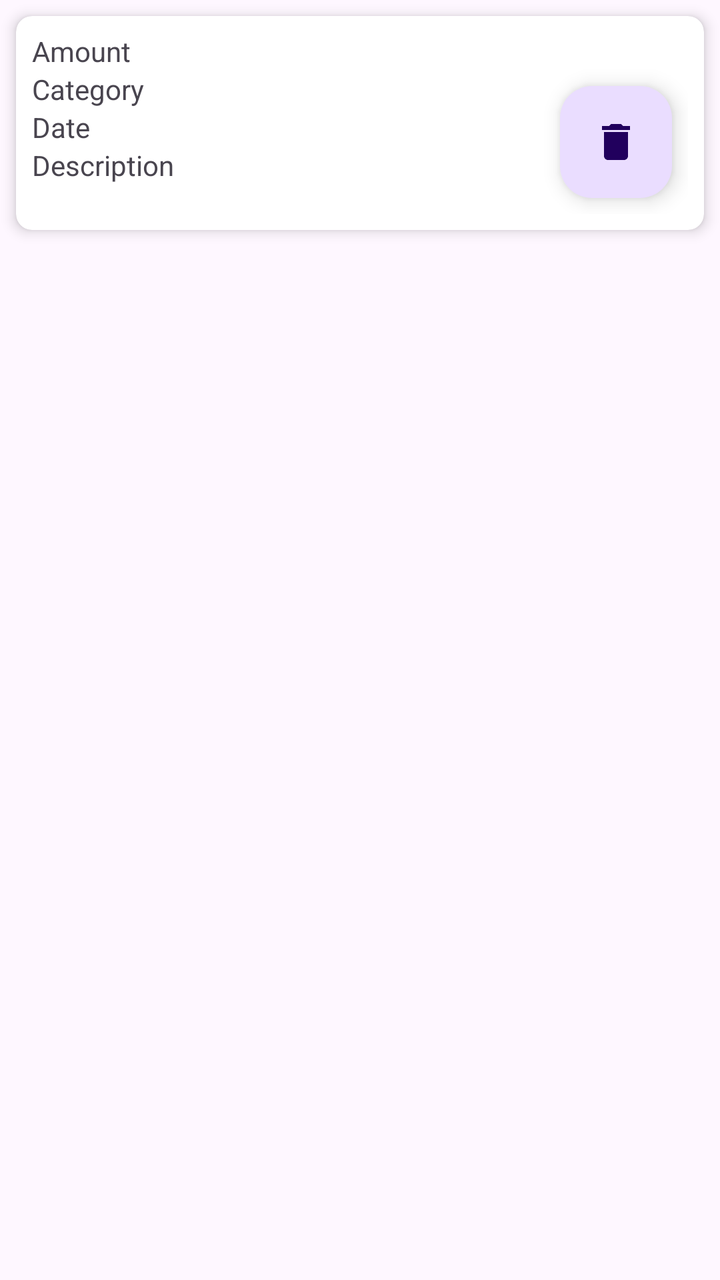
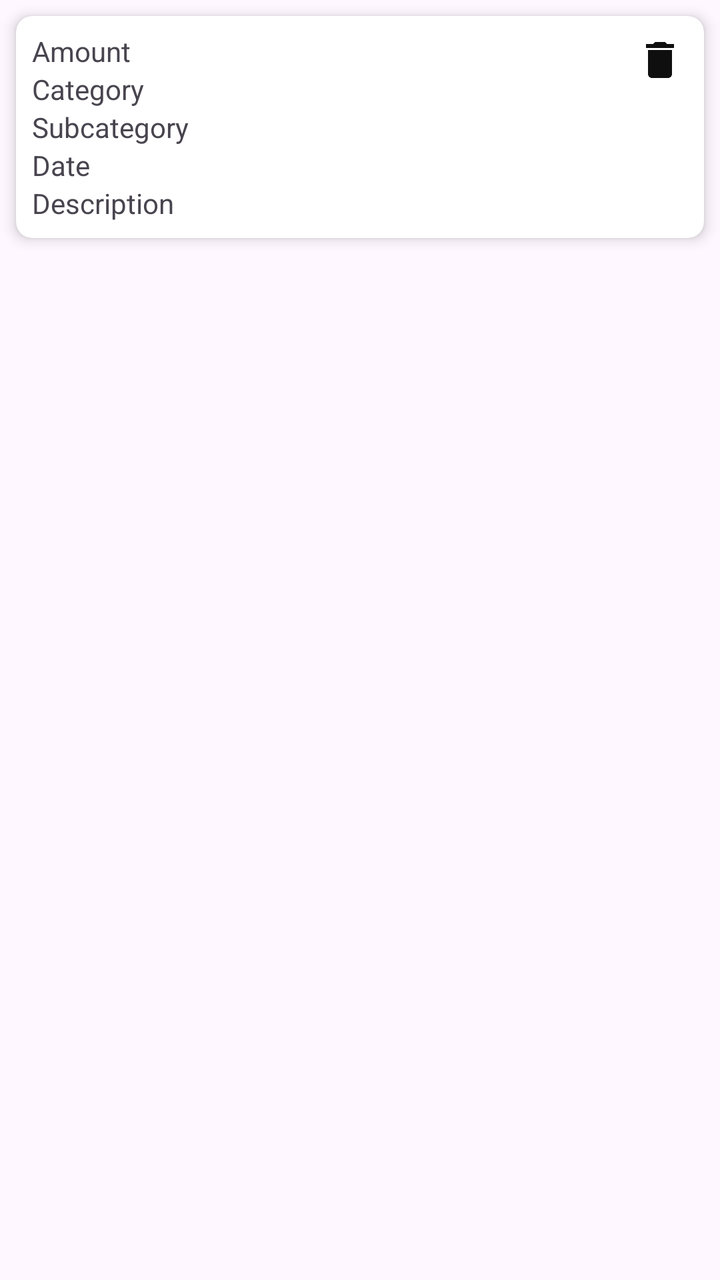

The first picture is an Android layout as it rendered before a commit; the second is the same layout after the commit. The layout source and the unified diff follow.
<!-- AndroidManifest.xml: application theme Theme.FinanceApp -->
<!-- res/layout/item_expense.xml -->
<?xml version="1.0" encoding="utf-8"?>
<androidx.constraintlayout.widget.ConstraintLayout xmlns:android="http://schemas.android.com/apk/res/android"
    xmlns:app="http://schemas.android.com/apk/res-auto"
    android:layout_width="match_parent"
    android:layout_height="wrap_content">

    <androidx.cardview.widget.CardView
        android:id="@+id/cardView"
        android:layout_width="0dp"
        android:layout_height="wrap_content"
        android:layout_margin="8dp"
        app:cardCornerRadius="8dp"
        app:cardElevation="4dp"
        app:layout_constraintEnd_toEndOf="parent"
        app:layout_constraintStart_toStartOf="parent"
        app:layout_constraintTop_toTopOf="parent">

        <androidx.constraintlayout.widget.ConstraintLayout
            android:layout_width="match_parent"
            android:layout_height="wrap_content"
            android:orientation="vertical"
            android:padding="8dp"
            app:layout_constraintTop_toTopOf="parent">

            <TextView
                android:id="@+id/amountTextView"
                android:layout_width="wrap_content"
                android:layout_height="wrap_content"
                android:text="Amount"
                app:layout_constraintLeft_toLeftOf="parent"
                app:layout_constraintTop_toTopOf="parent"

                />

            <TextView
                android:id="@+id/categoryTextView"
                android:layout_width="wrap_content"
                android:layout_height="wrap_content"
                android:text="Category"
                app:layout_constraintLeft_toLeftOf="parent"
                app:layout_constraintTop_toBottomOf="@id/amountTextView" />

            <TextView
                android:id="@+id/dateTextView"
                android:layout_width="wrap_content"
                android:layout_height="wrap_content"
                android:text="Date"
                app:layout_constraintLeft_toLeftOf="parent"
                app:layout_constraintTop_toBottomOf="@id/categoryTextView" />

            <TextView
                android:id="@+id/descriptionTextView"
                android:layout_width="wrap_content"
                android:layout_height="wrap_content"
                android:text="Description"
                app:layout_constraintLeft_toLeftOf="parent"
                app:layout_constraintTop_toBottomOf="@id/dateTextView" />

            <com.google.android.material.floatingactionbutton.FloatingActionButton
                android:id="@+id/deleteButton"
                android:layout_width="56dp"
                android:layout_height="56dp"
                android:layout_margin="8dp"
                android:contentDescription="Add Income or Expense"
                android:src="@drawable/delete_icone24"
                app:layout_constraintBottom_toBottomOf="parent"
                app:layout_constraintRight_toRightOf="parent"
                app:layout_constraintTop_toBottomOf="@+id/amountTextView" />

        </androidx.constraintlayout.widget.ConstraintLayout>

    </androidx.cardview.widget.CardView>
</androidx.constraintlayout.widget.ConstraintLayout>
<!-- resources referenced by this layout -->
<resources>
  <!-- drawable delete_icone24 (drawable) -->
  <vector xmlns:android="http://schemas.android.com/apk/res/android" android:autoMirrored="true" android:height="24dp" android:tint="#100F0F" android:viewportHeight="24" android:viewportWidth="24" android:width="24dp">
        
      <path android:fillColor="@android:color/white" android:pathData="M6,19c0,1.1 0.9,2 2,2h8c1.1,0 2,-0.9 2,-2V7H6v12zM19,4h-3.5l-1,-1h-5l-1,1H5v2h14V4z"/>
      
  </vector>
  <style name="Theme.FinanceApp" parent="Base.Theme.FinanceApp" />
  <style name="Base.Theme.FinanceApp" parent="Theme.Material3.DayNight.NoActionBar">
          
          
      </style>
</resources>

<!-- the commit's change to res/layout/item_expense.xml (unified diff, before → after) -->
@@ -8,9 +8,9 @@
         android:id="@+id/cardView"
         android:layout_width="0dp"
         android:layout_height="wrap_content"
-        android:layout_margin="8dp"
-        app:cardCornerRadius="8dp"
-        app:cardElevation="4dp"
+        android:layout_margin="@dimen/dp8"
+        app:cardCornerRadius="@dimen/dp8"
+        app:cardElevation="@dimen/dp4"
         app:layout_constraintEnd_toEndOf="parent"
         app:layout_constraintStart_toStartOf="parent"
         app:layout_constraintTop_toTopOf="parent">
@@ -19,7 +19,7 @@
             android:layout_width="match_parent"
             android:layout_height="wrap_content"
             android:orientation="vertical"
-            android:padding="8dp"
+            android:padding="@dimen/dp8"
             app:layout_constraintTop_toTopOf="parent">
 
             <TextView
@@ -28,9 +28,7 @@
                 android:layout_height="wrap_content"
                 android:text="Amount"
                 app:layout_constraintLeft_toLeftOf="parent"
-                app:layout_constraintTop_toTopOf="parent"
-
-                />
+                app:layout_constraintTop_toTopOf="parent" />
 
             <TextView
                 android:id="@+id/categoryTextView"
@@ -40,34 +38,63 @@
                 app:layout_constraintLeft_toLeftOf="parent"
                 app:layout_constraintTop_toBottomOf="@id/amountTextView" />
 
+            
+            <TextView
+                android:id="@+id/subcategoryTextView"
+                android:layout_width="wrap_content"
+                android:layout_height="wrap_content"
+                android:text="Subcategory"
+                app:layout_constraintLeft_toLeftOf="parent"
+                app:layout_constraintTop_toBottomOf="@id/categoryTextView" />
+            <TextView
+                android:layout_width="wrap_content"
+                android:layout_height="wrap_content"
+                android:id="@+id/customText"
+                android:text="Custom Text"
+                android:visibility="gone"
+                app:layout_constraintLeft_toLeftOf="parent"
+                app:layout_constraintTop_toBottomOf="@id/subcategoryTextView"/>
+
             <TextView
                 android:id="@+id/dateTextView"
                 android:layout_width="wrap_content"
                 android:layout_height="wrap_content"
                 android:text="Date"
                 app:layout_constraintLeft_toLeftOf="parent"
-                app:layout_constraintTop_toBottomOf="@id/categoryTextView" />
+                app:layout_constraintTop_toBottomOf="@id/customText" />
 
             <TextView
                 android:id="@+id/descriptionTextView"
-                android:layout_width="wrap_content"
+                android:layout_width="@dimen/dp300"
                 android:layout_height="wrap_content"
                 android:text="Description"
                 app:layout_constraintLeft_toLeftOf="parent"
                 app:layout_constraintTop_toBottomOf="@id/dateTextView" />
 
             <com.google.android.material.floatingactionbutton.FloatingActionButton
-                android:id="@+id/deleteButton"
-                android:layout_width="56dp"
-                android:layout_height="56dp"
-                android:layout_margin="8dp"
-                android:contentDescription="Add Income or Expense"
+                android:id="@+id/deleteButton1"
+                android:layout_width="@dimen/dp56"
+                android:layout_height="@dimen/dp56"
+                android:layout_margin="@dimen/dp1"
+                android:visibility="gone"
+                android:contentDescription="Delete Entry"
                 android:src="@drawable/delete_icone24"
                 app:layout_constraintBottom_toBottomOf="parent"
                 app:layout_constraintRight_toRightOf="parent"
                 app:layout_constraintTop_toBottomOf="@+id/amountTextView" />
 
         </androidx.constraintlayout.widget.ConstraintLayout>
+        
+        <ImageButton
+            android:id="@+id/deleteButton"
+            android:layout_width="wrap_content"
+            android:layout_height="wrap_content"
+            android:layout_gravity="end"
+            android:layout_marginEnd="@dimen/dp10"
+            android:layout_marginTop="@dimen/dp10"
+            android:background="?attr/selectableItemBackground"
+            android:contentDescription="Delete Budget"
+            android:src="@drawable/delete_icone24" />
 
     </androidx.cardview.widget.CardView>
 </androidx.constraintlayout.widget.ConstraintLayout>
<!-- resource entries referenced after the edit -->
@@ -1,5 +1,11 @@
 <!-- resources referenced by this layout -->
 <resources>
+  <dimen name="dp1">1dp</dimen>
+  <dimen name="dp10">10dp</dimen>
+  <dimen name="dp300">300dp</dimen>
+  <dimen name="dp4">4dp</dimen>
+  <dimen name="dp56">56dp</dimen>
+  <dimen name="dp8">8dp</dimen>
   <!-- drawable delete_icone24 (drawable) -->
   <vector xmlns:android="http://schemas.android.com/apk/res/android" android:autoMirrored="true" android:height="24dp" android:tint="#100F0F" android:viewportHeight="24" android:viewportWidth="24" android:width="24dp">
         
